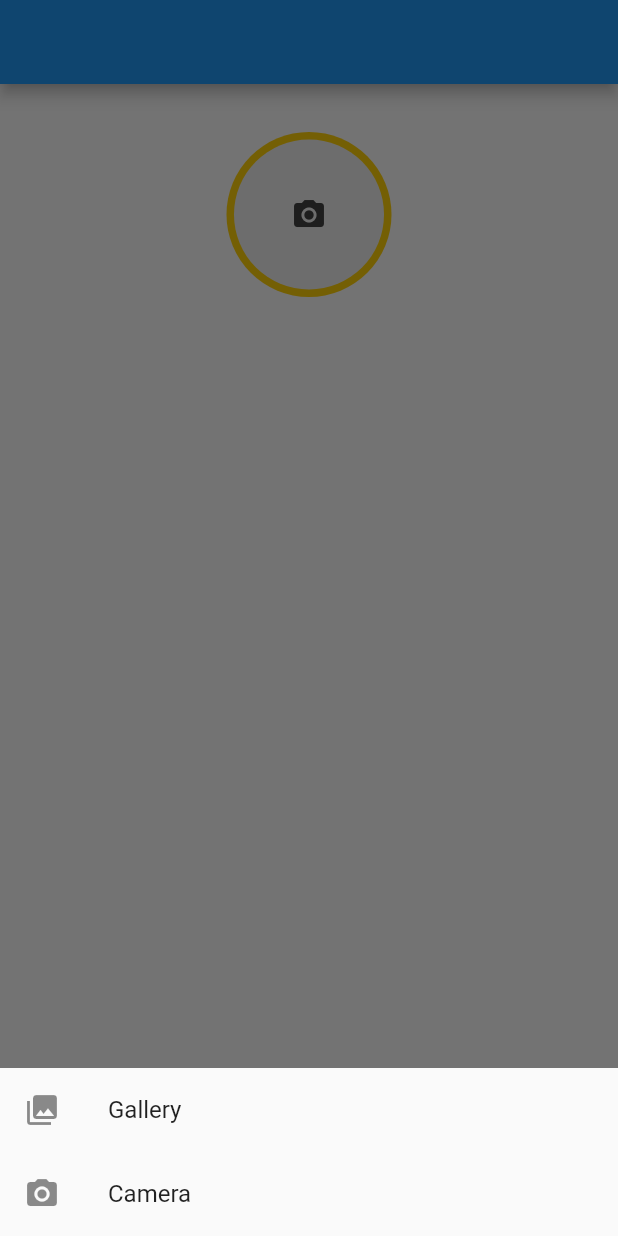
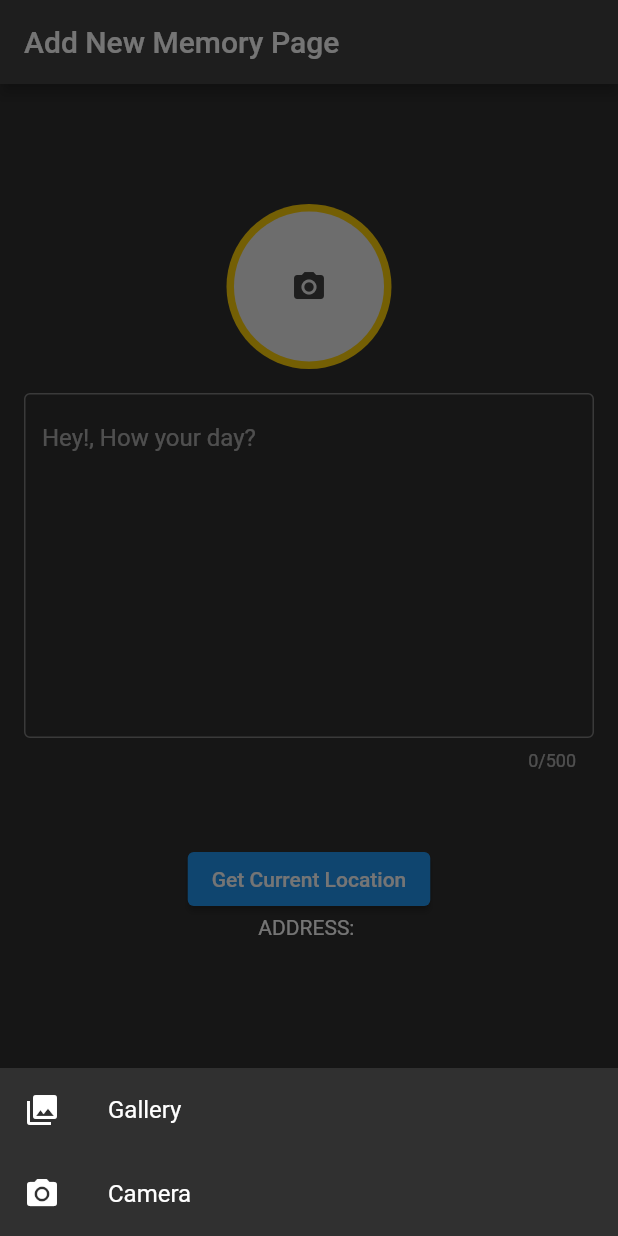
Before and after one commit to soniyav20/tech-pirates-proddev, a Flutter app: the screen it shows after launch, after a tap on the "camera alt" icon, on a phone screen of 412 x 824 dp. Run offline on Flutter 3.47's test engine with Material 2 defaults, Android fonts, the phone set to English and light mode, and no system bars; our stand-ins replace built_collection, built_value, cloud_firestore, firebase_auth, firebase_core, firebase_storage and 3 more; missing offline and left inert: flutter_state_notifier, particles_flutter; accounts and stored records are empty.

Commit message:
skeletal layout of add new memory page

```diff
--- a/lib/main.dart
+++ b/lib/main.dart
@@ -1,6 +1,8 @@
 import 'package:firebase_core/firebase_core.dart';
 import 'package:flutter/material.dart';
 import 'package:prod_dev_23/views/login_page.dart';
+import 'package:prod_dev_23/views/temp/add_page.dart';
+import 'package:prod_dev_23/views/temp/final_upload_page.dart';
 import 'package:prod_dev_23/views/temp/image_page.dart';
 
 Future<void> main() async {
@@ -14,7 +16,8 @@ Future<void> main() async {
   WidgetsFlutterBinding.ensureInitialized();
 
   runApp(MaterialApp(
-    home: Imager(),
+    theme: ThemeData.dark(),
+    home: LocationPage(),
     debugShowCheckedModeBanner: false,
   ));
 }
--- /dev/null
+++ b/lib/views/temp/final_upload_page.dart
@@ -0,0 +1,223 @@
+import 'package:flutter/material.dart';
+import 'package:geocoding/geocoding.dart';
+import 'package:geolocator/geolocator.dart';
+import 'dart:io';
+
+import 'package:flutter/material.dart';
+import 'package:firebase_storage/firebase_storage.dart' as firebase_storage;
+import 'package:image_picker/image_picker.dart';
+import 'package:path/path.dart';
+
+class LocationPage extends StatefulWidget {
+  const LocationPage({Key? key}) : super(key: key);
+
+  @override
+  State<LocationPage> createState() => _LocationPageState();
+}
+
+class _LocationPageState extends State<LocationPage> {
+  String? _currentAddress;
+  Position? _currentPosition;
+
+  Future<bool> _handleLocationPermission() async {
+    bool serviceEnabled;
+    LocationPermission permission;
+
+    serviceEnabled = await Geolocator.isLocationServiceEnabled();
+    if (!serviceEnabled) {
+      ScaffoldMessenger.of(context as BuildContext).showSnackBar(const SnackBar(
+          content: Text(
+              'Location services are disabled. Please enable the services')));
+      return false;
+    }
+    permission = await Geolocator.checkPermission();
+    if (permission == LocationPermission.denied) {
+      permission = await Geolocator.requestPermission();
+      if (permission == LocationPermission.denied) {
+        ScaffoldMessenger.of(context as BuildContext).showSnackBar(
+            const SnackBar(content: Text('Location permissions are denied')));
+        return false;
+      }
+    }
+    if (permission == LocationPermission.deniedForever) {
+      ScaffoldMessenger.of(context as BuildContext).showSnackBar(const SnackBar(
+          content: Text(
+              'Location permissions are permanently denied, we cannot request permissions.')));
+      return false;
+    }
+    return true;
+  }
+
+  Future<void> _getCurrentPosition() async {
+    final hasPermission = await _handleLocationPermission();
+
+    if (!hasPermission) return;
+    await Geolocator.getCurrentPosition(desiredAccuracy: LocationAccuracy.high)
+        .then((Position position) {
+      setState(() => _currentPosition = position);
+      _getAddressFromLatLng(_currentPosition!);
+    }).catchError((e) {
+      debugPrint(e);
+    });
+  }
+
+  Future<void> _getAddressFromLatLng(Position position) async {
+    await placemarkFromCoordinates(
+        _currentPosition!.latitude, _currentPosition!.longitude)
+        .then((List<Placemark> placemarks) {
+      Placemark place = placemarks[0];
+      setState(() {
+        _currentAddress =
+        '${place.street}, ${place.subLocality}, ${place.subAdministrativeArea}, ${place.postalCode}';
+      });
+    }).catchError((e) {
+      debugPrint(e);
+    });
+  }
+
+  @override
+  Widget build(BuildContext context) {
+    return Scaffold(
+      appBar: AppBar(title: const Text("Add New Memory Page")
+      ),
+      body: SingleChildScrollView(
+        child: SafeArea(
+          child: Center(
+            child: Column(
+              mainAxisAlignment: MainAxisAlignment.center,
+              children: [
+                SizedBox(height: 80,),
+                Center(
+                  child: GestureDetector(
+                    onTap: () {
+                      _showPicker(context);
+                    },
+                    child: CircleAvatar(
+                      radius: 55,
+                      backgroundColor: const Color(0xffFDCF09),
+                      child: _photo != null
+                          ? ClipRRect(
+                        borderRadius: BorderRadius.circular(50),
+                        child: Image.file(
+                          _photo!,
+                          width: 100,
+                          height: 100,
+                          fit: BoxFit.fitHeight,
+                        ),
+                      )
+                          : Container(
+                        decoration: BoxDecoration(
+                            color: Colors.grey[200],
+                            borderRadius: BorderRadius.circular(50)),
+                        width: 100,
+                        height: 100,
+                        child: Icon(
+                          Icons.camera_alt,
+                          color: Colors.grey[800],
+                        ),
+                      ),
+                    ),
+                  ),
+                ),
+                Padding(
+                  padding: const EdgeInsets.all(16.0),
+                  child: TextFormField(
+                    maxLength: 500,
+                    maxLines: 10,
+                    decoration: InputDecoration(
+                      border: OutlineInputBorder(),
+                      hintText: 'Hey!, How your day?',
+                    ),
+                  ),
+                ),
+                // Text('LAT: ${_currentPosition?.latitude ?? ""}'),
+                // Text('LNG: ${_currentPosition?.longitude ?? ""}'),
+                const SizedBox(height: 32),
+                ElevatedButton(
+                  onPressed: _getCurrentPosition,
+                  child: const Text("Get Current Location"),
+                ),
+                Text('ADDRESS: ${_currentAddress ?? ""}'),
+              ],
+            ),
+          ),
+        ),
+      ),
+    );
+  }
+  firebase_storage.FirebaseStorage storage =
+  firebase_storage.FirebaseStorage.instance;
+
+  File? _photo;
+  final ImagePicker _picker = ImagePicker();
+
+  Future imgFromGallery() async {
+  final pickedFile = await _picker.pickImage(source: ImageSource.gallery);
+
+  setState(() {
+  if (pickedFile != null) {
+  _photo = File(pickedFile.path);
+  uploadFile();
+  } else {
+  print('No image selected.');
+  }
+  });
+  }
+
+  Future imgFromCamera() async {
+  final pickedFile = await _picker.pickImage(source: ImageSource.camera);
+
+  setState(() {
+  if (pickedFile != null) {
+  _photo = File(pickedFile.path);
+  uploadFile();
+  } else {
+  print('No image selected.');
+  }
+  });
+  }
+
+  Future uploadFile() async {
+  if (_photo == null) return;
+  final fileName = basename(_photo!.path);
+  final destination = 'files/$fileName';
+
+  try {
+  final ref = firebase_storage.FirebaseStorage.instance
+      .ref(destination)
+      .child('file/');
+  await ref.putFile(_photo!);
+  } catch (e) {
+  print('error occured');
+  }
+  }
+
+  void _showPicker(context) {
+  showModalBottomSheet(
+  context: context,
+  builder: (BuildContext bc) {
+  return SafeArea(
+  child: Wrap(
+  children: <Widget>[
+  ListTile(
+  leading: const Icon(Icons.photo_library),
+  title: const Text('Gallery'),
+  onTap: () {
+  imgFromGallery();
+  Navigator.of(context).pop();
+  }),
+  ListTile(
+  leading: const Icon(Icons.photo_camera),
+  title: const Text('Camera'),
+  onTap: () {
+  imgFromCamera();
+  Navigator.of(context).pop();
+  },
+  ),
+  ],
+  ),
+  );
+  });
+  }
+
+}
--- a/pubspec.yaml
+++ b/pubspec.yaml
@@ -49,6 +49,7 @@ dependencies:
 #  location:
   geolocator: ^10.1.0
   firebase_storage: ^11.4.1
+  geocoding: ^2.1.1
 
 dev_dependencies:
   flutter_test:
```
Also changed, not shown: lib/views/temp/add_page.dart (+70 -223 lines), pubspec.lock, 1 other file.
